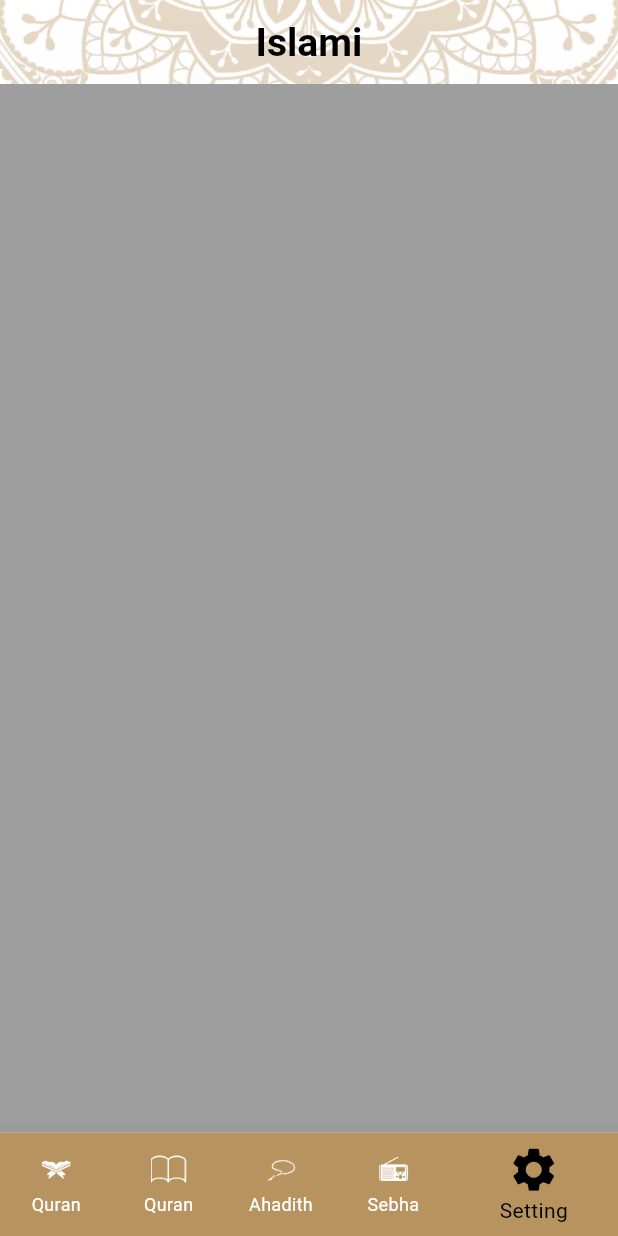
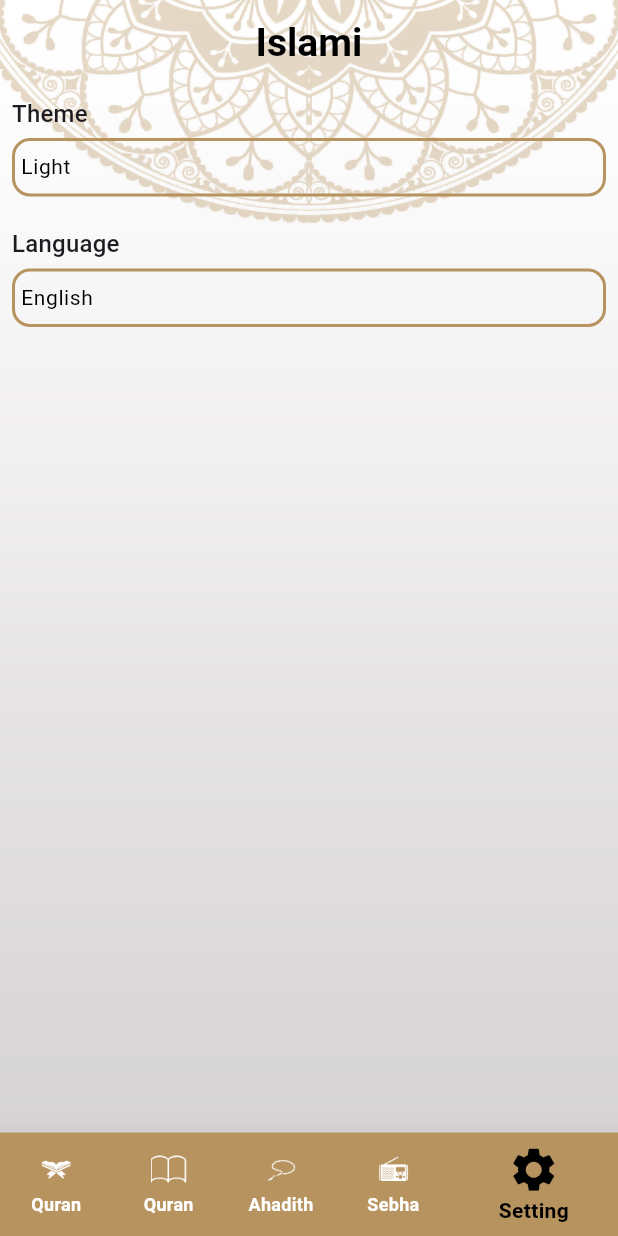
Before and after one commit to haredi/quran_app, a Flutter app: the screen it shows after launch, item 5 of the bottom bar chosen, on a phone screen of 412 x 824 dp. Run offline on Flutter 3.47's test engine with Material 3 defaults, Android fonts, the phone set to English and light mode, and no system bars; our stand-ins replace flutter_svg; Roboto replaces fonts that are missing (ElMessiri-Regular.ttf); project files that could hold a hidden picture were left out.

Commit message:
+ settings tab

```diff
--- a/lib/config/theme/my_theme.dart
+++ b/lib/config/theme/my_theme.dart
@@ -1,4 +1,6 @@
 import 'package:flutter/material.dart';
+import 'package:quran_app/core/utils/colors_manager.dart';
+import 'package:quran_app/core/utils/font_manager.dart';
 
 class MyTheme {
   static final ThemeData lightTheme = ThemeData(
@@ -6,7 +8,10 @@ class MyTheme {
     useMaterial3: true,
     appBarTheme: const AppBarTheme(
       titleTextStyle: TextStyle(
-          fontSize: 26, fontWeight: FontWeight.w700, color: Colors.black),
+          fontSize: 26,
+          fontWeight: FontWeight.w700,
+          color: Colors.black,
+          fontFamily: FontsManager.elMessiri),
       centerTitle: true,
       elevation: 0,
       backgroundColor: Colors.transparent,
@@ -24,14 +29,21 @@ class MyTheme {
       showUnselectedLabels: true,
       elevation: 20,
     ),
-    dividerColor: Color(0xFFB7935F),
-    primaryColor: Color(0xFFB7935F),
+    bottomSheetTheme: BottomSheetThemeData(
+      shape: RoundedRectangleBorder(borderRadius: BorderRadius.circular(14)),
+      elevation: 20,
+      backgroundColor: Colors.white,
+    ),
+    dividerColor: ColorsManager.goldColor,
     textTheme: TextTheme(
-      titleSmall: TextStyle(
-          fontSize: 24, fontWeight: FontWeight.w400, color: Colors.black),
-      bodySmall: TextStyle(
-          fontSize: 20, fontWeight: FontWeight.w400, color: Colors.black),
-    ),
+        titleSmall: TextStyle(
+            fontSize: 24, fontWeight: FontWeight.w400, color: Colors.black),
+        bodySmall: TextStyle(
+            fontSize: 20, fontWeight: FontWeight.w400, color: Colors.black),
+        bodyMedium: TextStyle(
+            fontSize: 18,
+            fontWeight: FontWeight.w700,
+            color: ColorsManager.goldColor)),
   );
 
   static final ThemeData darkTheme = ThemeData(
--- a/lib/core/utils/colors_manager.dart
+++ b/lib/core/utils/colors_manager.dart
@@ -1,3 +1,5 @@
+import 'package:flutter/material.dart';
+
 class ColorsManager {
-  static const String goldColor = '0xFFB7935FFF';
+  static const Color goldColor = Color(0xFFB7935F);
 }
--- a/lib/core/utils/font_manager.dart
+++ b/lib/core/utils/font_manager.dart
@@ -0,0 +1,3 @@
+class FontsManager {
+  static const String elMessiri = 'ElMessiri-Regular.ttf';
+}
--- a/lib/presentation/home/home_screen.dart
+++ b/lib/presentation/home/home_screen.dart
@@ -49,35 +49,35 @@ class _HomeScreenState extends State<HomeScreen> {
           currentIndex: selectedItem,
           items: [
             BottomNavigationBarItem(
-              backgroundColor: Theme.of(context).primaryColor,
+              backgroundColor: Theme.of(context).dividerColor,
               icon: ImageIcon(
                 AssetImage(AssetsManager.quranIcon),
               ),
               label: 'Quran',
             ),
             BottomNavigationBarItem(
-              backgroundColor: Theme.of(context).primaryColor,
+              backgroundColor: Theme.of(context).dividerColor,
               icon: ImageIcon(
                 AssetImage(AssetsManager.ahadithIcon),
               ),
               label: StringsManager.quranLabel,
             ),
             BottomNavigationBarItem(
-              backgroundColor: Theme.of(context).primaryColor,
+              backgroundColor: Theme.of(context).dividerColor,
               icon: ImageIcon(
                 AssetImage(AssetsManager.sebhaIcon),
               ),
               label: StringsManager.ahadithLabel,
             ),
             BottomNavigationBarItem(
-              backgroundColor: Theme.of(context).primaryColor,
+              backgroundColor: Theme.of(context).dividerColor,
               icon: ImageIcon(
                 AssetImage(AssetsManager.radioIcon),
               ),
               label: StringsManager.sebhaLabel,
             ),
             BottomNavigationBarItem(
-              backgroundColor: Theme.of(context).primaryColor,
+              backgroundColor: Theme.of(context).dividerColor,
               icon: Icon(
                 Icons.settings,
               ),
--- a/lib/presentation/home/tabs/settings_tab/settings_tab.dart
+++ b/lib/presentation/home/tabs/settings_tab/settings_tab.dart
@@ -1,4 +1,6 @@
 import 'package:flutter/material.dart';
+import 'package:quran_app/presentation/home/tabs/settings_tab/widgets/lunguage_bottom_sheet.dart';
+import 'package:quran_app/presentation/home/tabs/settings_tab/widgets/theme_bottom_sheet.dart';
 
 class SettingsTab extends StatelessWidget {
   const SettingsTab({super.key});
@@ -6,7 +8,79 @@ class SettingsTab extends StatelessWidget {
   @override
   Widget build(BuildContext context) {
     return Container(
-      color: Colors.grey,
+      child: Padding(
+        padding: const EdgeInsets.all(8.0),
+        child: Column(
+          crossAxisAlignment: CrossAxisAlignment.stretch,
+          children: [
+            Text(
+              'Theme',
+              style: Theme.of(context).textTheme.titleMedium,
+            ),
+            SizedBox(
+              height: 4,
+            ),
+            InkWell(
+              onTap: () {
+                showThemeBottomSheet(context);
+              },
+              child: Container(
+                  padding: EdgeInsets.symmetric(horizontal: 4, vertical: 8),
+                  decoration: BoxDecoration(
+                      border: Border.all(
+                          color: Theme.of(context).dividerColor, width: 2),
+                      borderRadius: BorderRadius.circular(12)),
+                  child: Text(
+                    'Light',
+                    style: Theme.of(context)
+                        .textTheme
+                        .bodySmall
+                        ?.copyWith(fontSize: 14),
+                  )),
+            ),
+            SizedBox(
+              height: 20,
+            ),
+            Text(
+              'Language',
+              style: Theme.of(context).textTheme.titleMedium,
+            ),
+            SizedBox(
+              height: 4,
+            ),
+            InkWell(
+              onTap: () {
+                showLanguageBottomSheet(context);
+              },
+              child: Container(
+                  padding: EdgeInsets.symmetric(horizontal: 4, vertical: 8),
+                  decoration: BoxDecoration(
+                      border: Border.all(
+                          color: Theme.of(context).dividerColor, width: 2),
+                      borderRadius: BorderRadius.circular(12)),
+                  child: Text(
+                    'English',
+                    style: Theme.of(context)
+                        .textTheme
+                        .bodySmall
+                        ?.copyWith(fontSize: 14),
+                  )),
+            ),
+          ],
+        ),
+      ),
     );
   }
+
+  void showThemeBottomSheet(BuildContext context) {
+    showModalBottomSheet(
+      context: context,
+      builder: (context) => ThemeBottomSheet(),
+    );
+  }
+
+  void showLanguageBottomSheet(BuildContext context) {
+    showModalBottomSheet(
+        context: context, builder: (context) => LanguageBottomSheet());
+  }
 }
```
Also changed, not shown: lib/presentation/home/tabs/settings_tab/widgets/lunguage_bottom_sheet.dart (+35 -0 lines), lib/presentation/home/tabs/settings_tab/widgets/theme_bottom_sheet.dart (+32 -0 lines), pubspec.yaml (+4 -4 lines).
